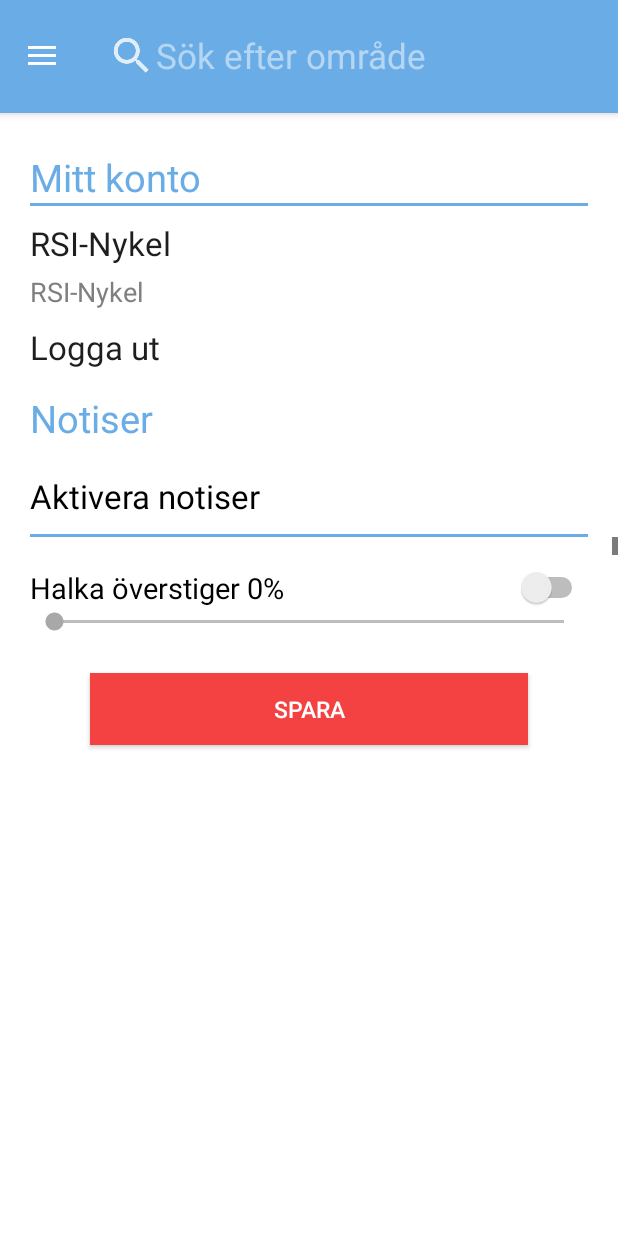
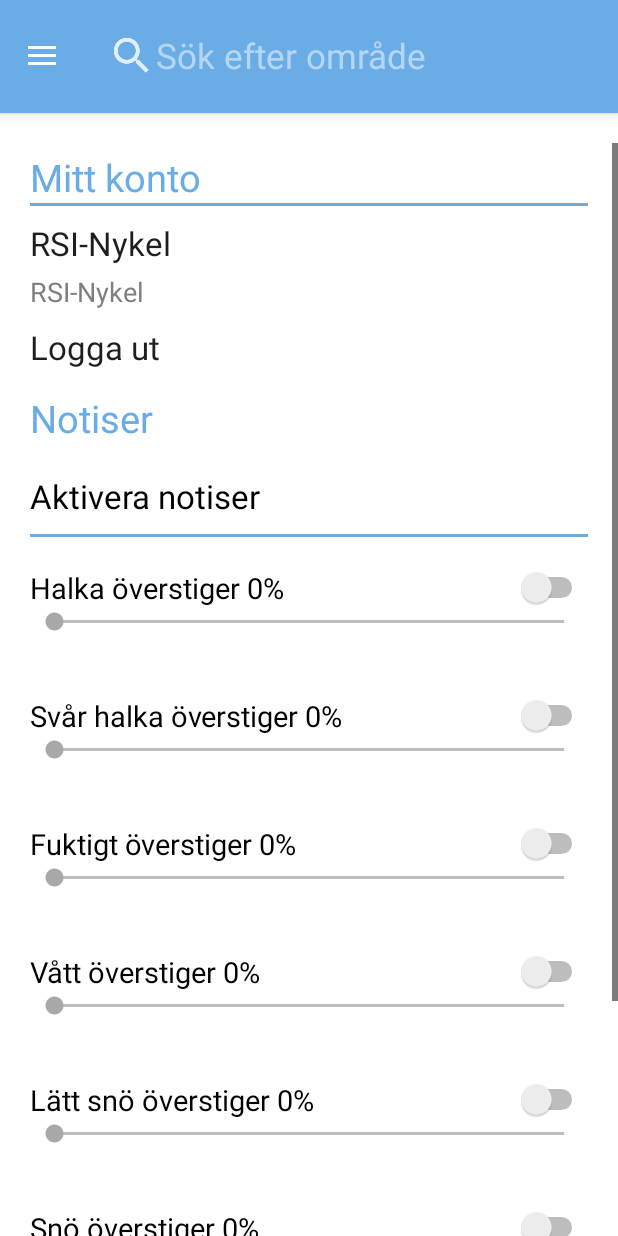
Before and after one commit to Digitalis-web/RSIAPP, an Android app: the screen it shows after launch (NavActivity), after a tap on "INSTÄLLNINGAR", on a phone screen of 412 x 824 dp. Run offline under Robolectric (Android 15) with nearby library versions, the phone set to English and light mode, and no system bars; 7 statements that could not run were skipped; 1 other tap on this screen came first.

Commit message:
new settings

```diff
--- a/app/build.gradle
+++ b/app/build.gradle
@@ -2,7 +2,7 @@ apply plugin: 'com.android.application'
 
 android {
     compileSdkVersion 26
-    buildToolsVersion '26.0.2'
+    buildToolsVersion '26.0.0'
     defaultConfig {
         applicationId "com.example.mo.rsiapp"
         minSdkVersion 21
--- a/app/src/main/java/com/example/mo/rsiapp/SettingsFragment.java
+++ b/app/src/main/java/com/example/mo/rsiapp/SettingsFragment.java
@@ -11,11 +11,10 @@ import android.view.ViewGroup;
 import android.widget.Button;
 import android.widget.CheckBox;
 import android.widget.CompoundButton;
-import android.widget.ListView;
+import android.widget.LinearLayout;
 import android.widget.Switch;
 
 import com.example.mo.rsiapp.customviews.SettingsItem;
-import com.example.mo.rsiapp.customviews.SettingsItemAdapter;
 import com.example.mo.rsiapp.datamanaging.StorageManager;
 
 import java.util.ArrayList;
@@ -182,8 +181,25 @@ public class SettingsFragment extends Fragment  implements CheckBox.OnCheckedCha
 
         }
 
-        ListView categoriesView = inflatedView.findViewById(R.id.categories_settings_view);
-        categoriesView.setAdapter(new SettingsItemAdapter(inflatedView.getContext(), settingsItems, categoriesView));
+        LinearLayout categoriesView = inflatedView.findViewById(R.id.categories_settings_view);
+        //categoriesView.setAdapter(new SettingsItemAdapterOld(inflatedView.getContext(), settingsItems, categoriesView));
+
+        //    navDrawerList = (LinearLayout) findViewById(R.id.nav_view);
+        categoriesView.removeAllViews();
+        //navDrawerList.setAdapter(new NavAreaItemAdapter(this, navAreaItems, navDrawerList));
+        LayoutInflater inflater = LayoutInflater.from(getContext());
+
+        for (SettingsItem settingsItem : settingsItems) {
+            View row  = inflater.inflate(R.layout.settings_item, categoriesView, false);
+
+/*            TextView name = (TextView) row.findViewById(R.id.nav_item_header);
+            name.setText(settingsItem.getName());
+            navDrawerList.addView(row);
+            row.setOnClickListener(navItem);*/
+            settingsItem.initComponents(row);
+            settingsItem.setFromSavedSettings();
+            categoriesView.addView(row);
+        }
 
     }
 
--- a/app/src/main/java/com/example/mo/rsiapp/customviews/SettingsItem.java
+++ b/app/src/main/java/com/example/mo/rsiapp/customviews/SettingsItem.java
@@ -1,5 +1,6 @@
 package com.example.mo.rsiapp.customviews;
 
+import android.util.Log;
 import android.view.View;
 import android.widget.CheckBox;
 import android.widget.CompoundButton;
@@ -37,10 +38,13 @@ public class SettingsItem implements SeekBar.OnSeekBarChangeListener, CheckBox.O
     }
 
     public void setFromSavedSettings(){
+        Log.d(TAG, "setSavedValues: settings from saved + " +savedSliderValue);
         if(!savedSettingsSet) {
             savedSettingsSet = true;
             this.sliderValue = savedSliderValue;
             this.enabled = savedEnabled;
+            setEnabled(enabled);
+            setSliderValue(sliderValue);
         }
     }
 
--- a/app/src/main/java/com/example/mo/rsiapp/customviews/SettingsItemAdapter.java
+++ b/app/src/main/java/com/example/mo/rsiapp/customviews/SettingsItemAdapterOld.java
@@ -16,14 +16,14 @@ import java.util.ArrayList;
  */
 
 
-public class SettingsItemAdapter extends BaseAdapter  {
+public class SettingsItemAdapterOld extends BaseAdapter  {
     // ArrayList<String> name, company, email, id, status;
     ArrayList<SettingsItem> settingsItems;
     Context c;
     private final String TAG = "NavAdapter";
 
 
-    public SettingsItemAdapter(Context c, ArrayList<SettingsItem> list, ListView listView) {
+    public SettingsItemAdapterOld(Context c, ArrayList<SettingsItem> list, ListView listView) {
         settingsItems = list;
 
         this.c = c;
--- a/app/src/main/res/layout/fragment_settings.xml
+++ b/app/src/main/res/layout/fragment_settings.xml
@@ -83,14 +83,13 @@
                 android:layout_marginLeft="@dimen/container_spacing"
                 android:layout_marginRight="@dimen/container_spacing"
                 android:layout_marginTop="10dp"
-                android:checked="false"
                 android:splitTrack="false"
-                android:text="Aktivera notiser"
+                android:text="@string/enable_notifications"
                 android:textColor="@color/colorBlack"
                 android:textSize="22sp"
                 android:thumb="@color/colorRed"
                 android:track="@color/colorBlue"
-                tools:checked="false" />
+                 />
 
             <View
                 android:layout_width="match_parent"
@@ -99,7 +98,7 @@
                 android:layout_marginRight="@dimen/container_spacing"
                 android:background="@color/colorBlue" />
 
-            <ListView
+            <LinearLayout
                 android:id="@+id/categories_settings_view"
                 android:layout_width="match_parent"
                 android:layout_height="match_parent"
--- a/app/src/main/res/values/strings.xml
+++ b/app/src/main/res/values/strings.xml
@@ -8,4 +8,5 @@
 
     <!-- TODO: Remove or change this placeholder text -->
     <string name="hello_blank_fragment">Hello blank fragment</string>
+    <string name="enable_notifications">Aktivera notiser</string>
 </resources>
```
Also changed, not shown: app/src/main/java/com/example/mo/rsiapp/customviews/NavAreaItemAdapterOLD.java (renamed from app/src/main/java/com/example/mo/rsiapp/customviews/NavAreaItemAdapter.java).
